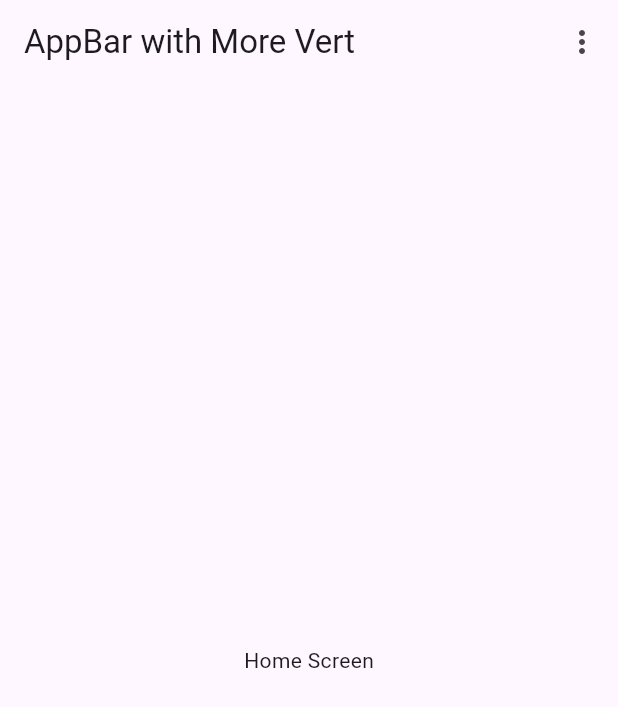
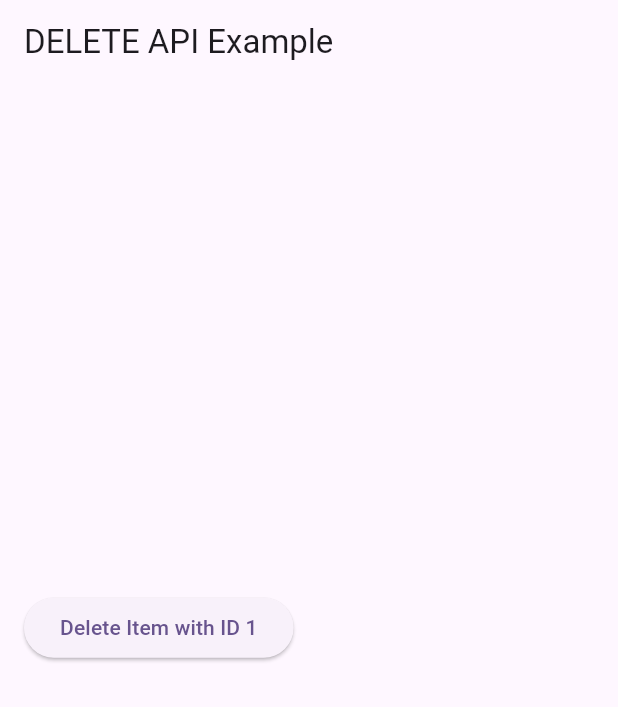
Before and after one commit to pallavipradhan5578/API-learning-project, a Flutter app: the screen it shows after launch, on a phone screen of 412 x 824 dp. Shown: the top 707 px of the screen. Run offline on Flutter 3.47's test engine with Material 3 defaults, Android fonts, the phone set to English and light mode, and no system bars.

Commit message:
Delete Api.dart

```diff
--- /dev/null
+++ b/lib/deleteApi.dart
@@ -0,0 +1,85 @@
+import 'package:flutter/material.dart';
+import 'package:http/http.dart' as http;
+import 'dart:convert';
+
+
+
+class MyHomePage extends StatefulWidget {
+  @override
+  _MyHomePageState createState() => _MyHomePageState();
+}
+
+class _MyHomePageState extends State<MyHomePage> {
+  bool isLoading = false;
+  String responseMessage = '';
+
+  // Function to make a DELETE request
+  Future<void> deleteData(int id) async {
+    setState(() {
+      isLoading = true;
+    });
+
+    final url = Uri.parse('https://jsonplaceholder.typicode.com/posts/$id'); // Sample API
+
+    try {
+      final response = await http.delete(
+        url,
+        headers: {
+          'Content-Type': 'application/json',
+          'Authorization': 'Bearer your_token', // Replace with your token if required
+        },
+      );
+
+      if (response.statusCode == 200) {
+        setState(() {
+          responseMessage = 'Item with ID $id deleted successfully';
+        });
+      } else {
+        setState(() {
+          responseMessage = 'Failed to delete item. Status code: ${response.statusCode}';
+        });
+      }
+    } catch (error) {
+      setState(() {
+        responseMessage = 'An error occurred: $error';
+      });
+    } finally {
+      setState(() {
+        isLoading = false;
+      });
+    }
+  }
+
+  @override
+  Widget build(BuildContext context) {
+    return Scaffold(
+      appBar: AppBar(
+        title: Text('DELETE API Example'),
+      ),
+      body: Padding(
+        padding: const EdgeInsets.all(16.0),
+        child: Column(
+          mainAxisAlignment: MainAxisAlignment.center,
+          crossAxisAlignment: CrossAxisAlignment.center,
+          children: <Widget>[
+            isLoading
+                ? CircularProgressIndicator()
+                : ElevatedButton(
+              onPressed: () {
+                // Here we call deleteData() with the ID of the item we want to delete
+                deleteData(1); // Example: Delete item with ID 1
+              },
+              child: Text('Delete Item with ID 1'),
+            ),
+            SizedBox(height: 20),
+            Text(
+              responseMessage,
+              textAlign: TextAlign.center,
+              style: TextStyle(fontSize: 16),
+            ),
+          ],
+        ),
+      ),
+    );
+  }
+}
--- a/lib/main.dart
+++ b/lib/main.dart
@@ -1,6 +1,10 @@
 import 'package:flutter/material.dart';
 import 'package:pallaviapi/assignment.dart';
 import 'package:pallaviapi/custompop.dart';
+import 'package:pallaviapi/deleteApi.dart';
+import 'package:pallaviapi/get%20api/get%20api%20example.dart';
+import 'package:pallaviapi/get%20api/get%20api%20with%20image.dart';
+import 'package:pallaviapi/imageuploadscreen.dart';
 import 'package:pallaviapi/pratics.dart';
 import 'package:pallaviapi/shopping/Userdetailpage.dart';
 
@@ -36,7 +40,7 @@ class MyApp extends StatelessWidget {
         colorScheme: ColorScheme.fromSeed(seedColor: Colors.deepPurple),
         useMaterial3: true,
       ),
-      home: PopScreenMyApp  (),debugShowCheckedModeBanner: false,
+      home: MyHomePage (),debugShowCheckedModeBanner: false,
     );
   }
 }
```
